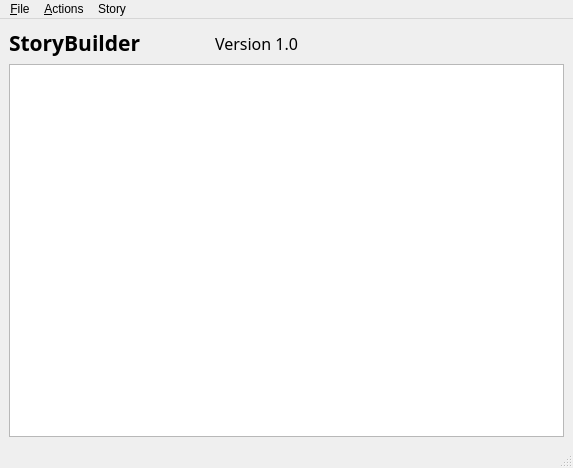
Qt form MainWindow.ui (Cronza/GVNEditor) before a commit.
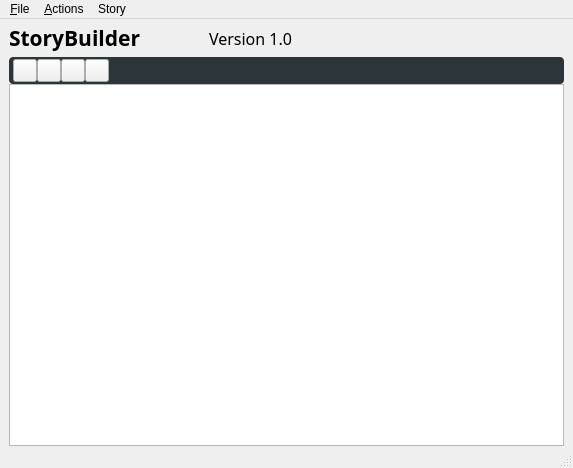
The same form after that commit. Icons and pictures are not drawn.

Commit message: -Removed unused DialogueItem class -Added AddRow, RemoveRow, MoveRowUp, and MoveDown buttons (Latter two not functional) -Fixed issue with redeclaration of table variable

Patch:
```diff
--- a/MainWindow.ui
+++ b/MainWindow.ui
@@ -15,14 +15,38 @@
   </property>
   <widget class="QWidget" name="centralwidget">
    <layout class="QVBoxLayout" name="verticalLayout">
+    <property name="spacing">
+     <number>0</number>
+    </property>
+    <property name="leftMargin">
+     <number>9</number>
+    </property>
+    <property name="topMargin">
+     <number>0</number>
+    </property>
+    <property name="rightMargin">
+     <number>9</number>
+    </property>
+    <property name="bottomMargin">
+     <number>0</number>
+    </property>
     <item>
      <layout class="QHBoxLayout" name="horizontalLayout" stretch="0,0">
       <property name="spacing">
-       <number>6</number>
+       <number>0</number>
       </property>
       <property name="sizeConstraint">
        <enum>QLayout::SetMaximumSize</enum>
       </property>
+      <property name="topMargin">
+       <number>4</number>
+      </property>
+      <property name="rightMargin">
+       <number>4</number>
+      </property>
+      <property name="bottomMargin">
+       <number>4</number>
+      </property>
       <item>
        <widget class="QLabel" name="Title">
         <property name="maximumSize">
@@ -63,7 +87,139 @@
      </layout>
     </item>
     <item>
-     <widget class="QTableView" name="view"/>
+     <widget class="QFrame" name="frame">
+      <property name="sizePolicy">
+       <sizepolicy hsizetype="Expanding" vsizetype="Minimum">
+        <horstretch>0</horstretch>
+        <verstretch>0</verstretch>
+       </sizepolicy>
+      </property>
+      <property name="autoFillBackground">
+       <bool>false</bool>
+      </property>
+      <property name="styleSheet">
+       <string notr="true">QFrame, QLabel, QToolTip {
+    border-radius: 4px;
+    background-color: rgb(44,53,57);
+}</string>
+      </property>
+      <property name="frameShape">
+       <enum>QFrame::StyledPanel</enum>
+      </property>
+      <property name="frameShadow">
+       <enum>QFrame::Raised</enum>
+      </property>
+      <layout class="QHBoxLayout" name="horizontalLayout_2">
+       <property name="spacing">
+        <number>0</number>
+       </property>
+       <property name="leftMargin">
+        <number>4</number>
+       </property>
+       <property name="topMargin">
+        <number>2</number>
+       </property>
+       <property name="rightMargin">
+        <number>4</number>
+       </property>
+       <property name="bottomMargin">
+        <number>2</number>
+       </property>
+       <item>
+        <widget class="QToolButton" name="addEntryButton">
+         <property name="sizePolicy">
+          <sizepolicy hsizetype="Fixed" vsizetype="Fixed">
+           <horstretch>0</horstretch>
+           <verstretch>0</verstretch>
+          </sizepolicy>
+         </property>
+         <property name="text">
+          <string/>
+         </property>
+         <property name="icon">
+          <iconset resource="Resources/Icons/icons.qrc">
+           <normaloff>:/Plus.png</normaloff>:/Plus.png</iconset>
+         </property>
+         <attribute name="buttonGroup">
+          <string notr="true">buttonGroup</string>
+         </attribute>
+        </widget>
+       </item>
+       <item>
+        <widget class="QToolButton" name="removeEntryButton">
+         <property name="sizePolicy">
+          <sizepolicy hsizetype="Fixed" vsizetype="Fixed">
+           <horstretch>0</horstretch>
+           <verstretch>0</verstretch>
+          </sizepolicy>
+         </property>
+         <property name="text">
+          <string/>
+         </property>
+         <property name="icon">
+          <iconset>
+           <normalon>:/Minus.png</normalon>
+          </iconset>
+         </property>
+         <attribute name="buttonGroup">
+          <string notr="true">buttonGroup</string>
+         </attribute>
+        </widget>
+       </item>
+       <item>
+        <widget class="QToolButton" name="moveEntryUpButton">
+         <property name="sizePolicy">
+          <sizepolicy hsizetype="Fixed" vsizetype="Fixed">
+           <horstretch>0</horstretch>
+           <verstretch>0</verstretch>
+          </sizepolicy>
+         </property>
+         <property name="text">
+          <string/>
+         </property>
+         <property name="icon">
+          <iconset>
+           <normalon>:/Up.png</normalon>
+          </iconset>
+         </property>
+        </widget>
+       </item>
+       <item>
+        <widget class="QToolButton" name="moveEntryDownButton">
+         <property name="sizePolicy">
+          <sizepolicy hsizetype="Fixed" vsizetype="Fixed">
+           <horstretch>0</horstretch>
+           <verstretch>0</verstretch>
+          </sizepolicy>
+         </property>
+         <property name="text">
+          <string/>
+         </property>
+         <property name="icon">
+          <iconset>
+           <normalon>:/Down.png</normalon>
+          </iconset>
+         </property>
+        </widget>
+       </item>
+       <item>
+        <spacer name="horizontalSpacer">
+         <property name="orientation">
+          <enum>Qt::Horizontal</enum>
+         </property>
+         <property name="sizeHint" stdset="0">
+          <size>
+           <width>40</width>
+           <height>20</height>
+          </size>
+         </property>
+        </spacer>
+       </item>
+      </layout>
+     </widget>
+    </item>
+    <item>
+     <widget class="QTableView" name="chapterTableView"/>
     </item>
    </layout>
   </widget>
```
Left out of the diff: 32 changed lines with no effect on the pictures. The commit also changes 14 other files.
